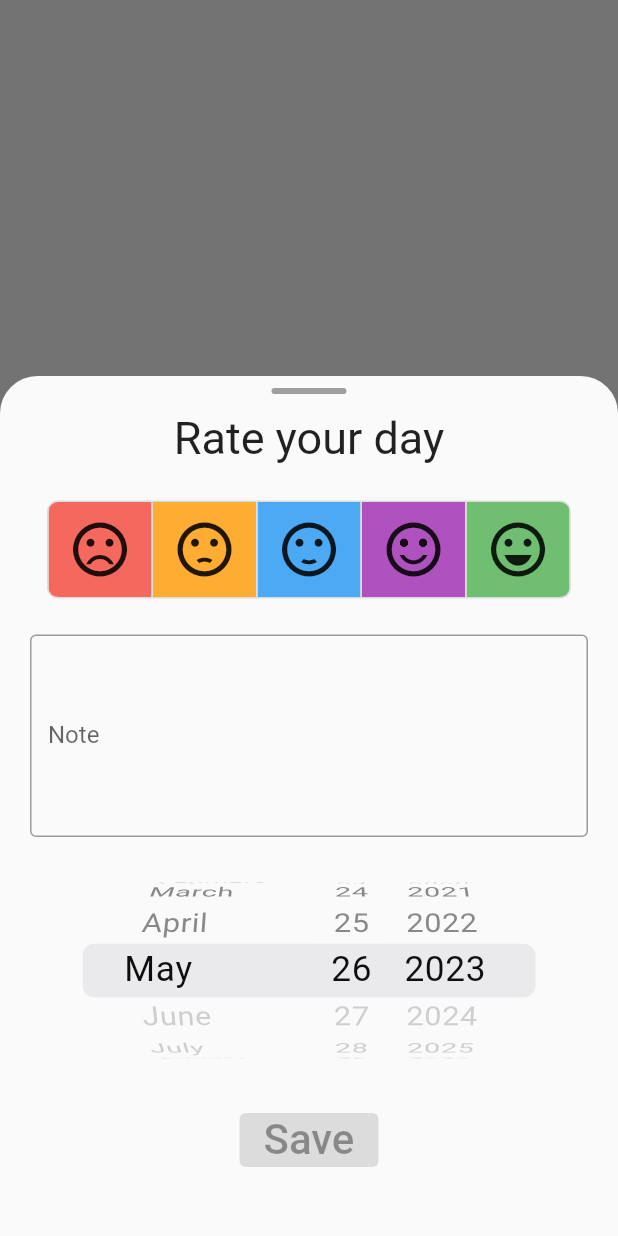
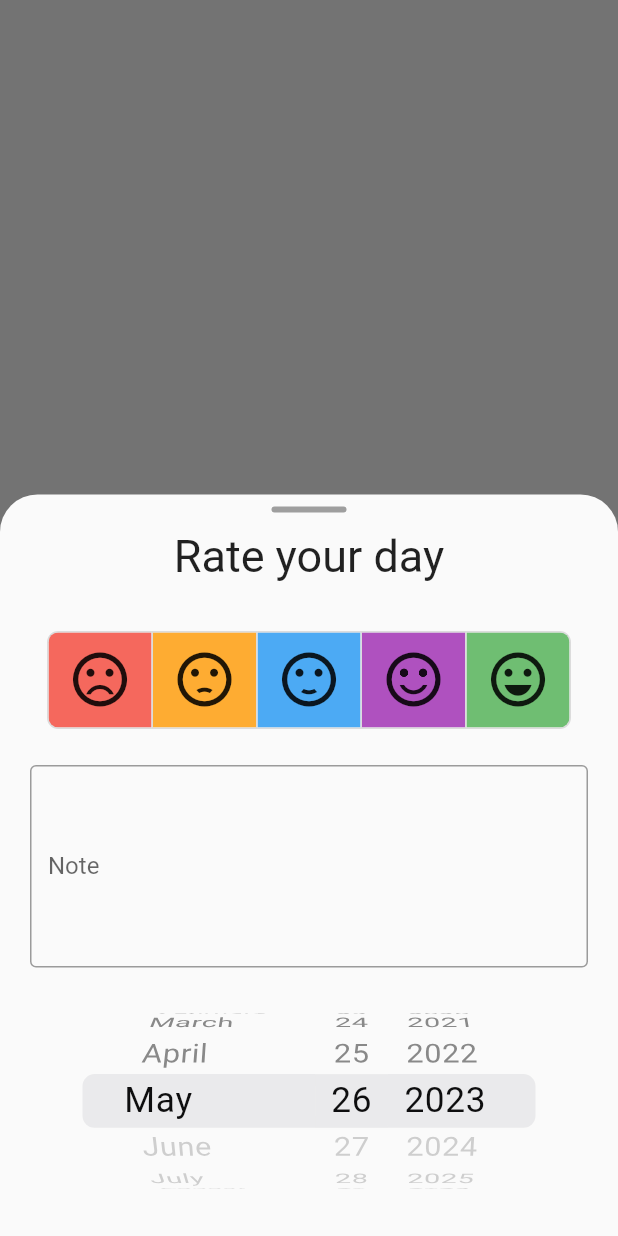
Before and after one commit to EvanSmith93/mood-memo, a Flutter app: what showRatingPopupHelper() shows on an empty page, opened directly with empty values, on a phone screen of 412 x 824 dp. Run offline on Flutter 3.47's test engine with Material 2 defaults, Android fonts, the phone set to English and light mode, and no system bars; our stand-ins replace modal_bottom_sheet, shared_preferences, syncfusion_flutter_calendar; accounts and stored records are empty.

Commit message:
changed new rating popup (doesn't work yet)

```diff
--- a/lib/widgets/new_rating.dart
+++ b/lib/widgets/new_rating.dart
@@ -35,7 +35,7 @@ class _NewRatingState extends State<NewRating> {
           mainAxisAlignment: MainAxisAlignment.center,
           crossAxisAlignment: CrossAxisAlignment.center,
           children: [
-            Container(
+            /*Container(
                     width: 50,
                     height: 4,
                     decoration: const BoxDecoration(
@@ -49,7 +49,7 @@ class _NewRatingState extends State<NewRating> {
                       'Rate your day',
                       style: TextStyle(fontSize: 30),
                     ),
-            ),
+                  ),*/
             Padding(
               padding: const EdgeInsets.all(12.0),
               child: ToggleButtons(
--- a/lib/widgets/new_rating_popup.dart
+++ b/lib/widgets/new_rating_popup.dart
@@ -1,10 +1,13 @@
 import 'package:flutter/material.dart';
+import 'package:flutter/rendering.dart';
+import 'package:modal_bottom_sheet/modal_bottom_sheet.dart';
 import 'package:mood_log/controllers/new_rating_controller.dart';
 import 'package:mood_log/main.dart';
 import 'package:mood_log/models/rating.dart';
 import 'package:mood_log/widgets/new_rating.dart';
 
-void showRatingPopup(Function refresher, DateTime? date, RatingValue? rating, String? note) {
+void showRatingPopup(
+    Function refresher, DateTime? date, RatingValue? rating, String? note) {
   NewRatingController controller = NewRatingController();
 
   if (date != null) controller.setDate(date);
@@ -14,25 +17,57 @@ void showRatingPopup(Function refresher, DateTime? date, RatingValue? rating, St
   showRatingPopupHelper(controller, refresher, date, rating, note);
 }
 
-void showRatingPopupHelper(NewRatingController controller, Function refresher, DateTime? date, RatingValue? rating, String? note) {
+void showRatingPopupHelper(NewRatingController ratingController,
+    Function refresher, DateTime? date, RatingValue? rating, String? note) {
   showModalBottomSheet(
     shape: const RoundedRectangleBorder(
-    borderRadius: BorderRadius.vertical(top: Radius.circular(25.0))),
+      borderRadius: BorderRadius.vertical(top: Radius.circular(25.0)),
+    ),
     isScrollControlled: true,
     isDismissible: true,
     context: navigatorKey.currentContext!,
     builder: (context) {
+      return DraggableScrollableSheet(
+        expand: false,
+        initialChildSize: 0.6,
+        minChildSize: 0.6,
+        maxChildSize: 0.94,
+
+
+        builder: (context, scrollController) {
           return Padding(
             padding: EdgeInsets.only(
+                  top: 8,
                   bottom: MediaQuery.of(context).viewInsets.bottom,
                 ),
-          child: ConstrainedBox(
-            constraints: BoxConstraints(
-              maxHeight: (MediaQuery.of(context).size.height * 0.94) - MediaQuery.of(context).viewInsets.bottom,
+            child: Column(
+              children: [
+                Column(children: [
+                  Container(
+                    width: 50,
+                    height: 4,
+                    decoration: const BoxDecoration(
+                      color: Colors.grey,
+                      borderRadius: BorderRadius.all(Radius.circular(14)),
                     ),
+                  ),
+                  const Padding(
+                    padding: EdgeInsets.all(12.0),
+                    child: Text(
+                      'Rate your day',
+                      style: TextStyle(fontSize: 30),
+                    ),
+                  ),
+                ]),
+                Flexible(
                   child: SingleChildScrollView(
+                    controller: scrollController,
+                    child: Padding(
+                      padding: EdgeInsets.only(
+                        bottom: 0,
+                      ),
                       child: NewRating(
-                controller: controller,
+                        controller: ratingController,
                         refresher: refresher,
                         date: date,
                         rating: rating,
@@ -40,10 +75,18 @@ void showRatingPopupHelper(NewRatingController controller, Function refresher, D
                       ),
                     ),
                   ),
+                ),
+              ],
+            ),
           );
         },
-).whenComplete(() => {
-        if (controller.noteController.text != (note ?? '') && controller.isComplete == false) {
+      );
+    },
+  )
+  .whenComplete(() => {
+        if (ratingController.noteController.text != (note ?? '') &&
+            ratingController.isComplete == false)
+          {
             showDialog(
                 context: navigatorKey.currentContext!,
                 builder: (context) => AlertDialog(
@@ -59,11 +102,43 @@ void showRatingPopupHelper(NewRatingController controller, Function refresher, D
                         TextButton(
                             onPressed: () {
                               Navigator.pop(context);
-                              showRatingPopupHelper(controller, refresher, date, rating, note);
+                              showRatingPopupHelper(
+                                  ratingController, refresher, date, rating, note);
                             },
                             child: const Text('Keep Editing')),
                       ],
                     ))
           }
       });
+  /*showModalBottomSheet(
+    shape: const RoundedRectangleBorder(
+        borderRadius: BorderRadius.vertical(top: Radius.circular(25.0))),
+    isScrollControlled: true,
+    isDismissible: true,
+    context: navigatorKey.currentContext!,
+    builder: (context) {
+      return Padding(
+        padding: EdgeInsets.only(
+          bottom: MediaQuery.of(context).viewInsets.bottom,
+        ),
+        /*child: ConstrainedBox(
+          constraints: BoxConstraints(
+            maxHeight: (MediaQuery.of(context).size.height * 0.94) -
+                MediaQuery.of(context).viewInsets.bottom,
+          ),*/
+        child: DraggableScrollableSheet(
+            expand: false,
+            builder: (context, scrollController) {
+              return NewRating(
+                controller: controller,
+                refresher: refresher,
+                date: date,
+                rating: rating,
+                note: note,
+              );
+            }),
+        //),
+      );
+    },
+  )*/
 }
```
Lines whose indentation alone changed are shown as unchanged.
